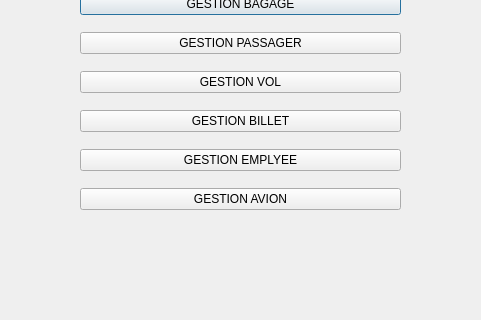
First picture: the form in menu.ui, repository anasjoo/projet_Airport1, before the edit; both pictures show x 400 to 881 and y 188 to 508 of the 1109 by 624 pixel window.
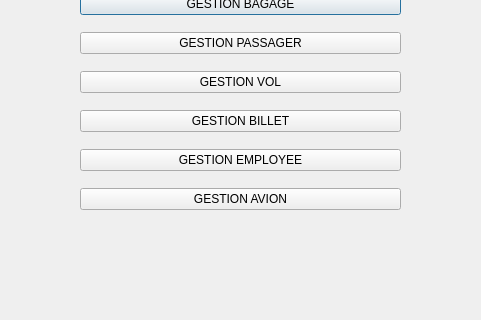
Second picture: the form after the edit.

```diff
--- a/menu.ui
+++ b/menu.ui
@@ -54,7 +54,7 @@
     <item>
      <widget class="QPushButton" name="gestionEmployee">
       <property name="text">
-       <string>GESTION EMPLYEE</string>
+       <string>GESTION EMPLOYEE</string>
       </property>
      </widget>
     </item>
```
